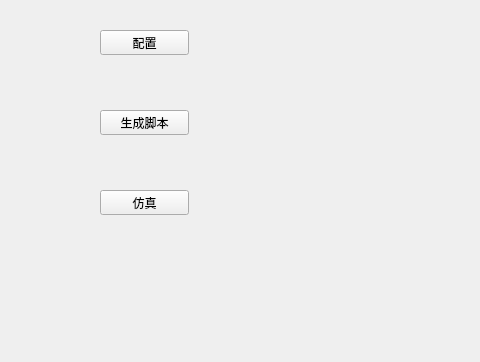
Above: src/guide_software/mainpage.ui from creeper12356/guide_software before the change; both pictures show x 0 to 480 and y 0 to 362 of the 800 by 600 pixel window. Below: the same form after it.
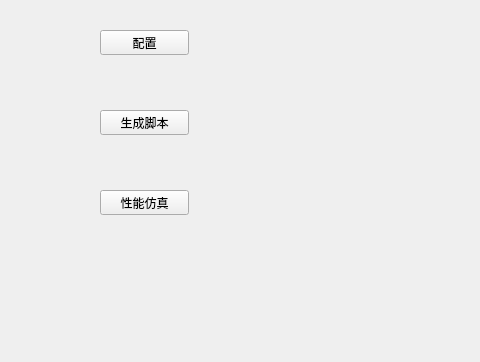
That is the form after the change.

Patch:
```diff
--- a/src/guide_software/mainpage.ui
+++ b/src/guide_software/mainpage.ui
@@ -63,7 +63,7 @@
      </rect>
     </property>
     <property name="text">
-     <string>仿真</string>
+     <string>性能仿真</string>
     </property>
    </widget>
   </widget>
```
